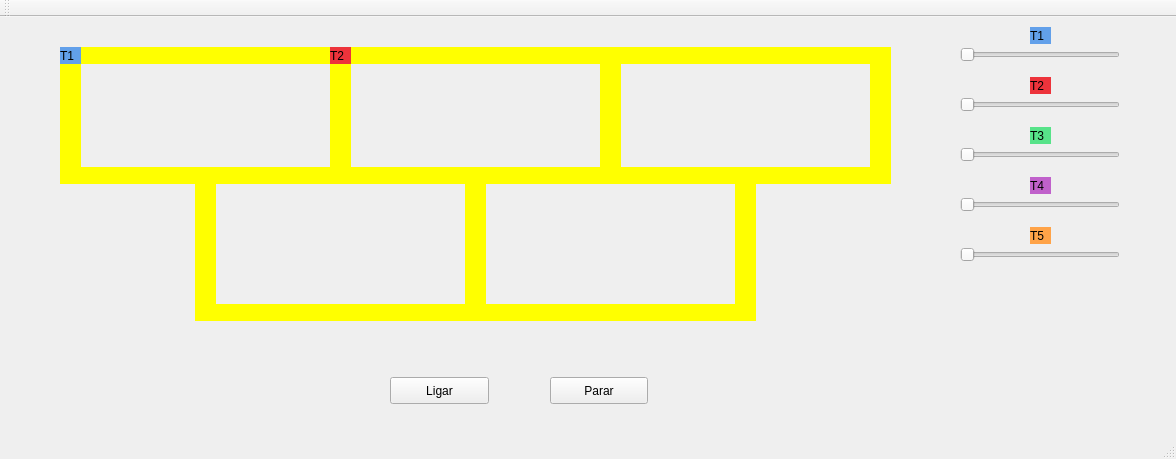
Qt form mainwindow.ui (angelomiray/OS-U2-Trains) before a commit.
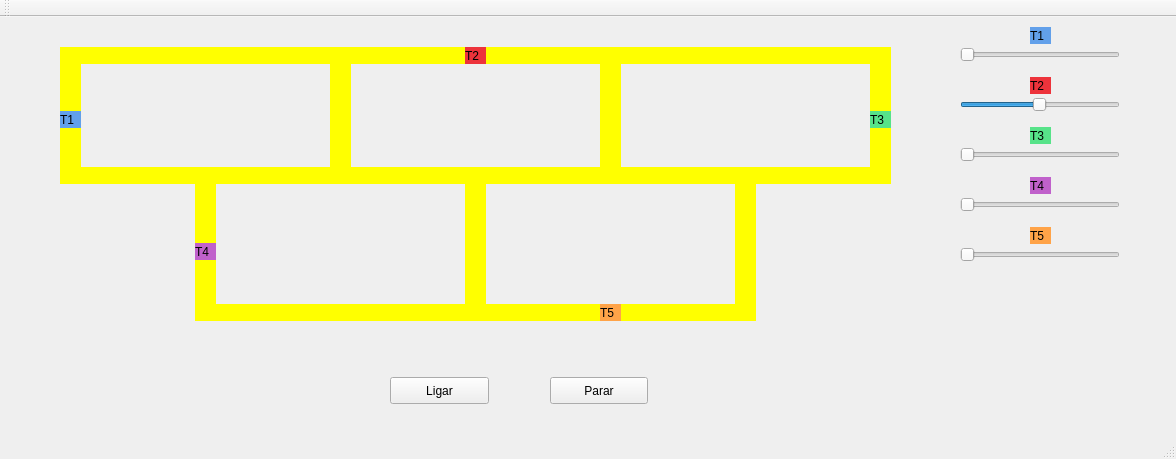
The same form after that commit.

```diff
--- a/mainwindow.ui
+++ b/mainwindow.ui
@@ -18,7 +18,7 @@
     <property name="geometry">
      <rect>
       <x>60</x>
-      <y>30</y>
+      <y>94</y>
       <width>21</width>
       <height>17</height>
      </rect>
@@ -171,7 +171,7 @@
    <widget class="QLabel" name="label_trem2">
     <property name="geometry">
      <rect>
-      <x>330</x>
+      <x>465</x>
       <y>30</y>
       <width>21</width>
       <height>17</height>
@@ -346,6 +346,9 @@
     <property name="maximum">
      <number>200</number>
     </property>
+    <property name="value">
+     <number>100</number>
+    </property>
     <property name="orientation">
      <enum>Qt::Horizontal</enum>
     </property>
@@ -369,7 +372,7 @@
      <enum>Qt::Horizontal</enum>
     </property>
    </widget>
-   <widget class="QLabel" name="label_trem1_4">
+   <widget class="QLabel" name="label_trem4_2">
     <property name="geometry">
      <rect>
       <x>1030</x>
@@ -404,7 +407,7 @@
      <enum>Qt::Horizontal</enum>
     </property>
    </widget>
-   <widget class="QLabel" name="label_trem1_5">
+   <widget class="QLabel" name="label_trem3_2">
     <property name="geometry">
      <rect>
       <x>1030</x>
@@ -439,7 +442,7 @@
      <enum>Qt::Horizontal</enum>
     </property>
    </widget>
-   <widget class="QLabel" name="label_trem1_6">
+   <widget class="QLabel" name="label_trem5_2">
     <property name="geometry">
      <rect>
       <x>1030</x>
@@ -487,6 +490,54 @@
      <string>T2</string>
     </property>
    </widget>
+   <widget class="QLabel" name="label_trem5">
+    <property name="geometry">
+     <rect>
+      <x>600</x>
+      <y>287</y>
+      <width>21</width>
+      <height>17</height>
+     </rect>
+    </property>
+    <property name="styleSheet">
+     <string notr="true">QLabel { background: rgb(255, 163, 72);}</string>
+    </property>
+    <property name="text">
+     <string>T5</string>
+    </property>
+   </widget>
+   <widget class="QLabel" name="label_trem4">
+    <property name="geometry">
+     <rect>
+      <x>195</x>
+      <y>226</y>
+      <width>21</width>
+      <height>17</height>
+     </rect>
+    </property>
+    <property name="styleSheet">
+     <string notr="true">QLabel { background: rgb(192, 97, 203);}</string>
+    </property>
+    <property name="text">
+     <string>T4</string>
+    </property>
+   </widget>
+   <widget class="QLabel" name="label_trem3">
+    <property name="geometry">
+     <rect>
+      <x>870</x>
+      <y>94</y>
+      <width>21</width>
+      <height>17</height>
+     </rect>
+    </property>
+    <property name="styleSheet">
+     <string notr="true">QLabel { background: rgb(87, 227, 137);}</string>
+    </property>
+    <property name="text">
+     <string>T3</string>
+    </property>
+   </widget>
    <zorder>label_trilho1</zorder>
    <zorder>label_trilho2</zorder>
    <zorder>label_trilho3</zorder>
@@ -509,13 +560,16 @@
    <zorder>horizontalSlider</zorder>
    <zorder>horizontalSlider_2</zorder>
    <zorder>horizontalSlider_3</zorder>
-   <zorder>label_trem1_4</zorder>
+   <zorder>label_trem4_2</zorder>
    <zorder>horizontalSlider_4</zorder>
-   <zorder>label_trem1_5</zorder>
+   <zorder>label_trem3_2</zorder>
    <zorder>horizontalSlider_5</zorder>
-   <zorder>label_trem1_6</zorder>
+   <zorder>label_trem5_2</zorder>
    <zorder>label_trem1_2</zorder>
    <zorder>label_trem2_2</zorder>
+   <zorder>label_trem5</zorder>
+   <zorder>label_trem4</zorder>
+   <zorder>label_trem3</zorder>
   </widget>
   <widget class="QMenuBar" name="menuBar">
    <property name="geometry">
```
